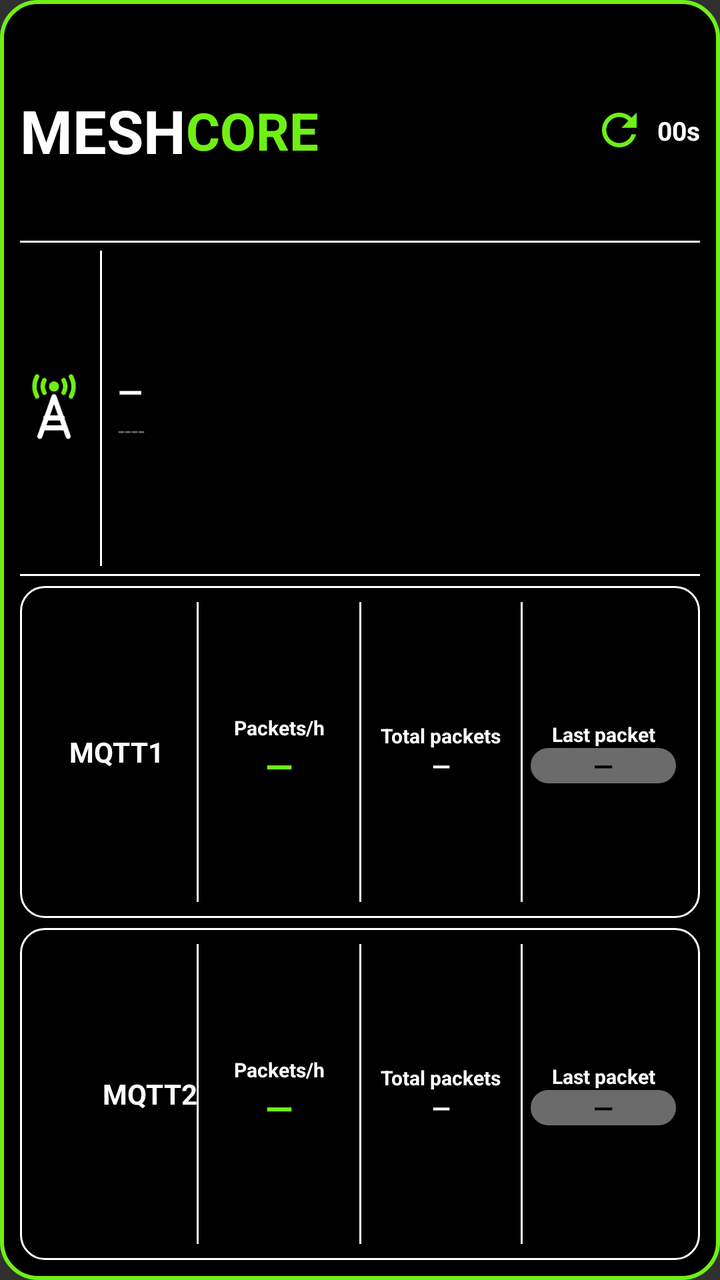
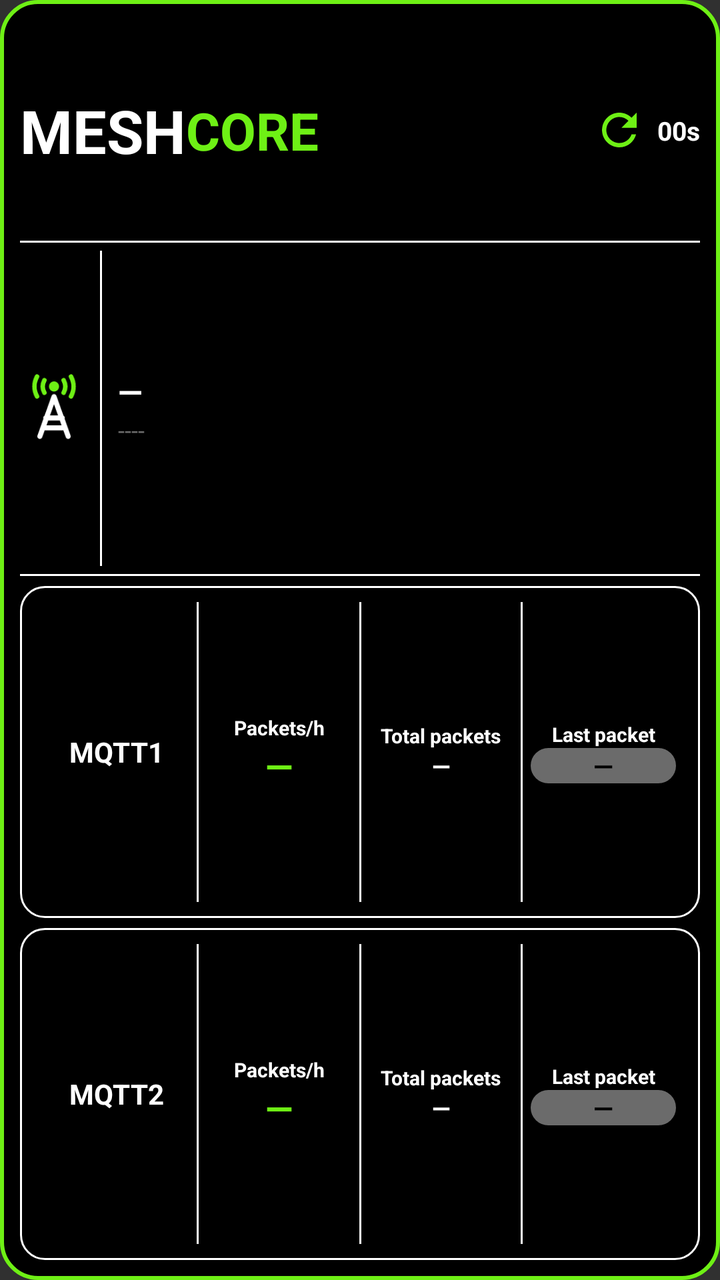

Screens rendered from an Android XML layout before and after an edit, with the pre-edit source and the edit as a unified diff.
<!-- AndroidManifest.xml: application theme android:Theme.Material.NoActionBar -->
<!-- res/layout/widget_observer.xml -->
<?xml version="1.0" encoding="utf-8"?>
<LinearLayout xmlns:android="http://schemas.android.com/apk/res/android"
    android:id="@+id/widget_root"
    android:layout_width="match_parent"
    android:layout_height="match_parent"
    android:orientation="vertical"
    android:padding="10dp"
    android:background="@drawable/widget_bg">

    
    <LinearLayout
        android:layout_width="match_parent"
        android:layout_height="0dp"
        android:layout_weight="2"
        android:orientation="horizontal"
        android:gravity="center_vertical">
        <TextView android:layout_width="wrap_content" android:layout_height="wrap_content"
            android:text="MESH" android:textColor="#FFFFFF" android:textStyle="bold" android:textSize="30sp" android:maxLines="1"/>
        <TextView android:layout_width="wrap_content" android:layout_height="wrap_content"
            android:text="CORE" android:textColor="#6EF015" android:textStyle="bold" android:textSize="26sp" android:maxLines="1"/>
        <FrameLayout android:layout_width="0dp" android:layout_height="1dp" android:layout_weight="1"/>
        <ImageView android:id="@+id/refresh_icon" android:layout_width="26dp" android:layout_height="26dp"
            android:src="@drawable/ic_refresh" android:contentDescription="@null"/>
        <ProgressBar android:id="@+id/refresh_spinner" style="?android:attr/progressBarStyleSmall"
            android:layout_width="26dp" android:layout_height="26dp" android:indeterminate="true"
            android:indeterminateTint="#FFFF9500" android:visibility="gone"/>
        <TextView android:id="@+id/interval_text" android:layout_width="wrap_content" android:layout_height="wrap_content"
            android:layout_marginStart="6dp" android:text="00s" android:textColor="#FFFFFF" android:textStyle="bold" android:textSize="13sp" android:maxLines="1"/>
    </LinearLayout>

    <FrameLayout android:layout_width="match_parent" android:layout_height="1dp" android:background="#FFFFFF"/>

    
    <LinearLayout
        android:layout_width="match_parent"
        android:layout_height="0dp"
        android:layout_weight="3"
        android:orientation="horizontal"
        android:gravity="center_vertical"
        android:paddingTop="4dp" android:paddingBottom="4dp">
        <ImageView android:layout_width="34dp" android:layout_height="34dp"
            android:src="@drawable/ic_tower" android:contentDescription="@null"/>
        <FrameLayout android:layout_width="1dp" android:layout_height="match_parent" android:layout_marginStart="6dp" android:layout_marginEnd="8dp" android:background="#FFFFFF"/>
        <LinearLayout android:layout_width="0dp" android:layout_height="wrap_content" android:layout_weight="1" android:orientation="vertical" android:gravity="center_vertical">
            <TextView android:id="@+id/obs_name" android:layout_width="match_parent" android:layout_height="wrap_content"
                android:text="—" android:textColor="#FFFFFF" android:textStyle="bold" android:textSize="16sp" android:maxLines="1" android:ellipsize="end"/>
            <TextView android:id="@+id/obs_hash" android:layout_width="match_parent" android:layout_height="wrap_content"
                android:text="----" android:textColor="#6B6B6B" android:textSize="12sp" android:maxLines="1" android:ellipsize="end"/>
        </LinearLayout>
    </LinearLayout>

    <FrameLayout android:layout_width="match_parent" android:layout_height="1dp" android:background="#FFFFFF" android:layout_marginBottom="5dp"/>

    
    <LinearLayout
        android:layout_width="match_parent" android:layout_height="0dp" android:layout_weight="3"
        android:orientation="horizontal" android:gravity="center_vertical"
        android:background="@drawable/card_outline" android:padding="8dp">
        <LinearLayout android:layout_width="0dp" android:layout_height="wrap_content" android:layout_weight="3" android:orientation="vertical">
            <TextView android:layout_width="match_parent" android:layout_height="wrap_content" android:id="@+id/m1_title" android:text="MQTT1" android:textColor="#FFFFFF" android:textStyle="bold" android:gravity="center" android:textSize="14sp" android:maxLines="1" android:autoSizeTextType="uniform" android:autoSizeMinTextSize="10sp" android:autoSizeMaxTextSize="14sp" android:autoSizeStepGranularity="1sp"/>
        </LinearLayout>
        <FrameLayout android:layout_width="1dp" android:layout_height="match_parent" android:background="#FFFFFF"/>
        <LinearLayout android:layout_width="0dp" android:layout_height="wrap_content" android:layout_weight="3" android:orientation="vertical" android:gravity="center_horizontal">
            <TextView android:layout_width="match_parent" android:layout_height="wrap_content" android:text="Packets/h" android:textColor="#FFFFFF" android:textStyle="bold" android:gravity="center" android:textSize="10sp" android:maxLines="1" android:autoSizeTextType="uniform" android:autoSizeMinTextSize="6sp" android:autoSizeMaxTextSize="10sp" android:autoSizeStepGranularity="1sp"/>
            <TextView android:id="@+id/m1_hour" android:layout_width="match_parent" android:layout_height="wrap_content" android:text="—" android:textColor="#6EF015" android:textStyle="bold" android:gravity="center" android:textSize="18sp" android:maxLines="1" android:autoSizeTextType="uniform" android:autoSizeMinTextSize="14sp" android:autoSizeMaxTextSize="24sp" android:autoSizeStepGranularity="1sp"/>
        </LinearLayout>
        <LinearLayout android:id="@+id/m1_total_col" android:layout_width="0dp" android:layout_height="match_parent" android:layout_weight="3" android:orientation="horizontal" android:gravity="center_vertical">
        <FrameLayout android:layout_width="1dp" android:layout_height="match_parent" android:background="#FFFFFF"/>
        <LinearLayout android:layout_width="0dp" android:layout_height="wrap_content" android:layout_weight="1" android:orientation="vertical" android:gravity="center_horizontal">
            <TextView android:layout_width="match_parent" android:layout_height="wrap_content" android:text="Total packets" android:textColor="#FFFFFF" android:textStyle="bold" android:gravity="center" android:textSize="10sp" android:maxLines="1" android:autoSizeTextType="uniform" android:autoSizeMinTextSize="6sp" android:autoSizeMaxTextSize="10sp" android:autoSizeStepGranularity="1sp"/>
            <TextView android:id="@+id/m1_total" android:layout_width="match_parent" android:layout_height="wrap_content" android:text="—" android:textColor="#FFFFFF" android:textStyle="bold" android:gravity="center" android:textSize="12sp" android:maxLines="1" android:autoSizeTextType="uniform" android:autoSizeMinTextSize="10sp" android:autoSizeMaxTextSize="15sp" android:autoSizeStepGranularity="1sp"/>
        </LinearLayout>
        </LinearLayout>
        <FrameLayout android:layout_width="1dp" android:layout_height="match_parent" android:background="#FFFFFF"/>
        <LinearLayout android:layout_width="0dp" android:layout_height="wrap_content" android:layout_weight="3" android:orientation="vertical" android:gravity="center_horizontal">
            <TextView android:layout_width="match_parent" android:layout_height="wrap_content" android:text="Last packet" android:textColor="#FFFFFF" android:textStyle="bold" android:gravity="center" android:textSize="10sp" android:maxLines="1" android:autoSizeTextType="uniform" android:autoSizeMinTextSize="6sp" android:autoSizeMaxTextSize="10sp" android:autoSizeStepGranularity="1sp"/>
            <TextView android:id="@+id/m1_last" android:layout_width="match_parent" android:layout_height="wrap_content" android:gravity="center" android:layout_marginStart="4dp" android:layout_marginEnd="4dp" android:background="@drawable/pill_gray" android:text="—" android:textColor="#000000" android:textStyle="bold" android:textSize="13sp" android:maxLines="1" android:autoSizeTextType="uniform" android:autoSizeMinTextSize="9sp" android:autoSizeMaxTextSize="13sp" android:autoSizeStepGranularity="1sp"/>
        </LinearLayout>
    </LinearLayout>

    <FrameLayout android:layout_width="match_parent" android:layout_height="5dp"/>

    
    <LinearLayout
        android:layout_width="match_parent" android:layout_height="0dp" android:layout_weight="3"
        android:orientation="horizontal" android:gravity="center_vertical"
        android:background="@drawable/card_outline" android:padding="8dp">
        <LinearLayout android:layout_width="0dp" android:layout_height="wrap_content" android:layout_weight="3" android:orientation="vertical">
            <TextView android:layout_width="match_parent" android:layout_height="wrap_content" android:id="@+id/m2_title" android:text="MQTT2" android:textColor="#FFFFFF" android:textStyle="bold" android:gravity="end" android:textSize="14sp" android:maxLines="1" android:autoSizeTextType="uniform" android:autoSizeMinTextSize="10sp" android:autoSizeMaxTextSize="14sp" android:autoSizeStepGranularity="1sp"/>
        </LinearLayout>
        <FrameLayout android:layout_width="1dp" android:layout_height="match_parent" android:background="#FFFFFF"/>
        <LinearLayout android:layout_width="0dp" android:layout_height="wrap_content" android:layout_weight="3" android:orientation="vertical" android:gravity="center_horizontal">
            <TextView android:layout_width="match_parent" android:layout_height="wrap_content" android:text="Packets/h" android:textColor="#FFFFFF" android:textStyle="bold" android:gravity="center" android:textSize="10sp" android:maxLines="1" android:autoSizeTextType="uniform" android:autoSizeMinTextSize="6sp" android:autoSizeMaxTextSize="10sp" android:autoSizeStepGranularity="1sp"/>
            <TextView android:id="@+id/m2_hour" android:layout_width="match_parent" android:layout_height="wrap_content" android:text="—" android:textColor="#6EF015" android:textStyle="bold" android:gravity="center" android:textSize="18sp" android:maxLines="1" android:autoSizeTextType="uniform" android:autoSizeMinTextSize="14sp" android:autoSizeMaxTextSize="24sp" android:autoSizeStepGranularity="1sp"/>
        </LinearLayout>
        <LinearLayout android:id="@+id/m2_total_col" android:layout_width="0dp" android:layout_height="match_parent" android:layout_weight="3" android:orientation="horizontal" android:gravity="center_vertical">
        <FrameLayout android:layout_width="1dp" android:layout_height="match_parent" android:background="#FFFFFF"/>
        <LinearLayout android:layout_width="0dp" android:layout_height="wrap_content" android:layout_weight="1" android:orientation="vertical" android:gravity="center_horizontal">
            <TextView android:layout_width="match_parent" android:layout_height="wrap_content" android:text="Total packets" android:textColor="#FFFFFF" android:textStyle="bold" android:gravity="center" android:textSize="10sp" android:maxLines="1" android:autoSizeTextType="uniform" android:autoSizeMinTextSize="6sp" android:autoSizeMaxTextSize="10sp" android:autoSizeStepGranularity="1sp"/>
            <TextView android:id="@+id/m2_total" android:layout_width="match_parent" android:layout_height="wrap_content" android:text="—" android:textColor="#FFFFFF" android:textStyle="bold" android:gravity="center" android:textSize="12sp" android:maxLines="1" android:autoSizeTextType="uniform" android:autoSizeMinTextSize="10sp" android:autoSizeMaxTextSize="15sp" android:autoSizeStepGranularity="1sp"/>
        </LinearLayout>
        </LinearLayout>
        <FrameLayout android:layout_width="1dp" android:layout_height="match_parent" android:background="#FFFFFF"/>
        <LinearLayout android:layout_width="0dp" android:layout_height="wrap_content" android:layout_weight="3" android:orientation="vertical" android:gravity="center_horizontal">
            <TextView android:layout_width="match_parent" android:layout_height="wrap_content" android:text="Last packet" android:textColor="#FFFFFF" android:textStyle="bold" android:gravity="center" android:textSize="10sp" android:maxLines="1" android:autoSizeTextType="uniform" android:autoSizeMinTextSize="6sp" android:autoSizeMaxTextSize="10sp" android:autoSizeStepGranularity="1sp"/>
            <TextView android:id="@+id/m2_last" android:layout_width="match_parent" android:layout_height="wrap_content" android:layout_marginStart="4dp" android:layout_marginEnd="4dp" android:gravity="center" android:background="@drawable/pill_gray" android:text="—" android:textColor="#000000" android:textStyle="bold" android:textSize="13sp" android:maxLines="1" android:autoSizeTextType="uniform" android:autoSizeMinTextSize="9sp" android:autoSizeMaxTextSize="13sp" android:autoSizeStepGranularity="1sp"/>
        </LinearLayout>
    </LinearLayout>
</LinearLayout>
<!-- resources referenced by this layout -->
<resources>
  <!-- drawable card_outline (drawable) -->
  <?xml version="1.0" encoding="utf-8"?>
  <shape xmlns:android="http://schemas.android.com/apk/res/android" android:shape="rectangle">
      <solid android:color="#000000"/>
      <stroke android:width="1dp" android:color="#FFFFFF"/>
      <corners android:radius="12dp"/>
  </shape>
  <!-- drawable ic_refresh (drawable) -->
  <?xml version="1.0" encoding="utf-8"?>
  <vector xmlns:android="http://schemas.android.com/apk/res/android" android:width="24dp" android:height="24dp" android:viewportWidth="24" android:viewportHeight="24">
      <path android:fillColor="#6EF015" android:pathData="M17.65,6.35C16.2,4.9 14.21,4 12,4c-4.42,0 -7.99,3.58 -7.99,8s3.57,8 7.99,8c3.73,0 6.84,-2.55 7.73,-6h-2.08c-0.82,2.33 -3.04,4 -5.65,4 -3.31,0 -6,-2.69 -6,-6s2.69,-6 6,-6c1.66,0 3.14,0.69 4.22,1.78L13,11h7V4l-2.35,2.35z"/>
  </vector>
  <!-- drawable ic_tower (drawable) -->
  <?xml version="1.0" encoding="utf-8"?>
  <vector xmlns:android="http://schemas.android.com/apk/res/android" android:width="48dp" android:height="48dp" android:viewportWidth="24" android:viewportHeight="24">
      <path android:fillColor="#6EF015" android:pathData="M12,4.4m-1.8,0a1.8,1.8 0,1 1,3.6 0a1.8,1.8 0,1 1,-3.6 0"/>
      <path android:strokeColor="#6EF015" android:strokeWidth="1.6" android:strokeLineCap="round" android:pathData="M8.6,2.2A4.6,4.6 0,0 0,8.6,6.6M15.4,2.2A4.6,4.6 0,0 1,15.4,6.6M6,0.9A7.4,7.4 0,0 0,6,7.9M18,0.9A7.4,7.4 0,0 1,18,7.9"/>
      <path android:strokeColor="#FFFFFF" android:strokeWidth="1.8" android:strokeLineCap="round" android:strokeLineJoin="round" android:pathData="M12,8L7,22M12,8L17,22M9.1,15.5L14.9,15.5M8.2,19L15.8,19"/>
  </vector>
  <!-- drawable pill_gray (drawable) -->
  <?xml version="1.0" encoding="utf-8"?>
  <shape xmlns:android="http://schemas.android.com/apk/res/android" android:shape="rectangle">
      <solid android:color="#6B6B6B"/>
      <corners android:radius="11dp"/>
  </shape>
  <!-- drawable widget_bg (drawable) -->
  <?xml version="1.0" encoding="utf-8"?>
  <shape xmlns:android="http://schemas.android.com/apk/res/android" android:shape="rectangle">
      <solid android:color="#000000"/>
      <stroke android:width="2dp" android:color="#6EF015"/>
      <corners android:radius="18dp"/>
  </shape>
</resources>

<!-- the commit's change to res/layout/widget_observer.xml (unified diff, before → after) -->
@@ -56,7 +56,7 @@
         android:layout_width="match_parent" android:layout_height="0dp" android:layout_weight="3"
         android:orientation="horizontal" android:gravity="center_vertical"
         android:background="@drawable/card_outline" android:padding="8dp">
-        <LinearLayout android:layout_width="0dp" android:layout_height="wrap_content" android:layout_weight="3" android:orientation="vertical">
+        <LinearLayout android:layout_width="0dp" android:layout_height="wrap_content" android:layout_weight="3" android:orientation="vertical" android:gravity="bottom">
             <TextView android:layout_width="match_parent" android:layout_height="wrap_content" android:id="@+id/m1_title" android:text="MQTT1" android:textColor="#FFFFFF" android:textStyle="bold" android:gravity="center" android:textSize="14sp" android:maxLines="1" android:autoSizeTextType="uniform" android:autoSizeMinTextSize="10sp" android:autoSizeMaxTextSize="14sp" android:autoSizeStepGranularity="1sp"/>
         </LinearLayout>
         <FrameLayout android:layout_width="1dp" android:layout_height="match_parent" android:background="#FFFFFF"/>
@@ -85,8 +85,8 @@
         android:layout_width="match_parent" android:layout_height="0dp" android:layout_weight="3"
         android:orientation="horizontal" android:gravity="center_vertical"
         android:background="@drawable/card_outline" android:padding="8dp">
-        <LinearLayout android:layout_width="0dp" android:layout_height="wrap_content" android:layout_weight="3" android:orientation="vertical">
-            <TextView android:layout_width="match_parent" android:layout_height="wrap_content" android:id="@+id/m2_title" android:text="MQTT2" android:textColor="#FFFFFF" android:textStyle="bold" android:gravity="end" android:textSize="14sp" android:maxLines="1" android:autoSizeTextType="uniform" android:autoSizeMinTextSize="10sp" android:autoSizeMaxTextSize="14sp" android:autoSizeStepGranularity="1sp"/>
+        <LinearLayout android:layout_width="0dp" android:layout_height="wrap_content" android:layout_weight="3" android:orientation="vertical" android:gravity="bottom">
+            <TextView android:layout_width="match_parent" android:layout_height="wrap_content" android:id="@+id/m2_title" android:text="MQTT2" android:textColor="#FFFFFF" android:textStyle="bold" android:gravity="center" android:textSize="14sp" android:maxLines="1" android:autoSizeTextType="uniform" android:autoSizeMinTextSize="10sp" android:autoSizeMaxTextSize="14sp" android:autoSizeStepGranularity="1sp"/>
         </LinearLayout>
         <FrameLayout android:layout_width="1dp" android:layout_height="match_parent" android:background="#FFFFFF"/>
         <LinearLayout android:layout_width="0dp" android:layout_height="wrap_content" android:layout_weight="3" android:orientation="vertical" android:gravity="center_horizontal">
